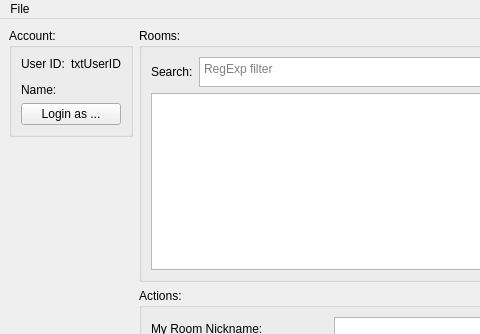
Before: the Qt Designer form ui/mainwindow.ui in SharkyRawr/matrix-changemyname, drawn with Qt 5; both pictures show x 0 to 480 and y 0 to 334 of the 839 by 545 pixel window.
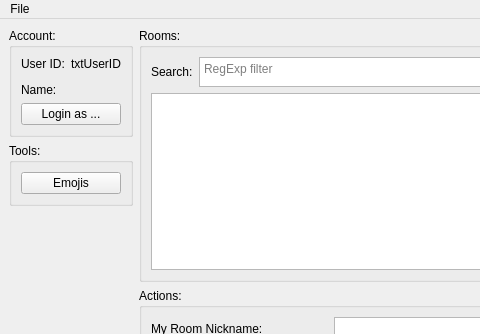
After: the same form once the commit is applied.

Commit message: Getting emojis works!

Patch:
```diff
--- a/ui/mainwindow.ui
+++ b/ui/mainwindow.ui
@@ -75,6 +75,22 @@
         </layout>
        </widget>
       </item>
+      <item>
+       <widget class="QGroupBox" name="groupBox_4">
+        <property name="title">
+         <string>Tools:</string>
+        </property>
+        <layout class="QVBoxLayout" name="verticalLayout_5">
+         <item>
+          <widget class="QPushButton" name="cmdEmojis">
+           <property name="text">
+            <string>Emojis</string>
+           </property>
+          </widget>
+         </item>
+        </layout>
+       </widget>
+      </item>
       <item>
        <spacer name="verticalSpacer">
         <property name="orientation">
```
The commit also changes 6 other files.
